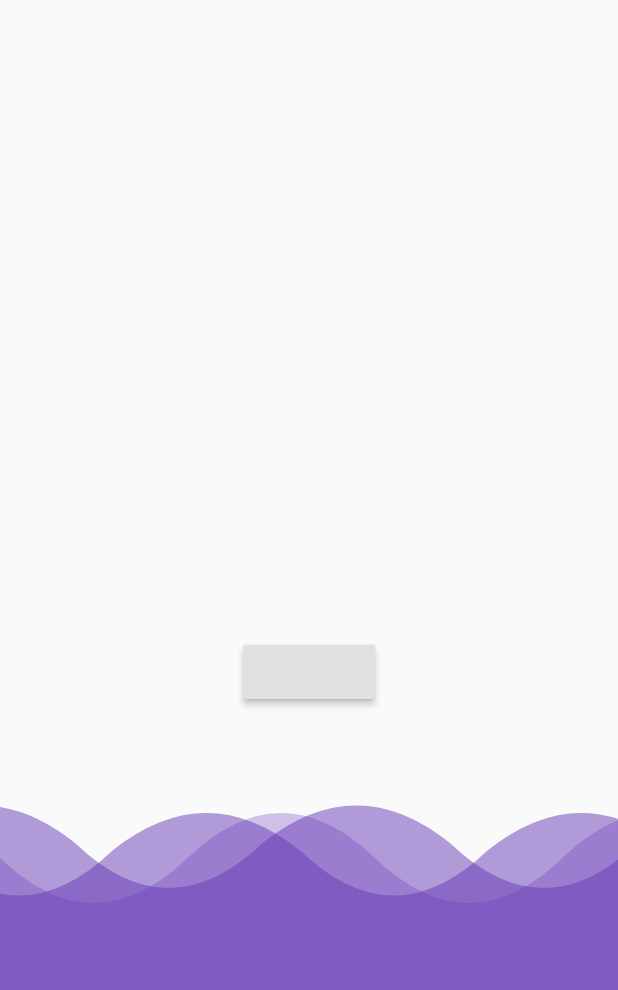
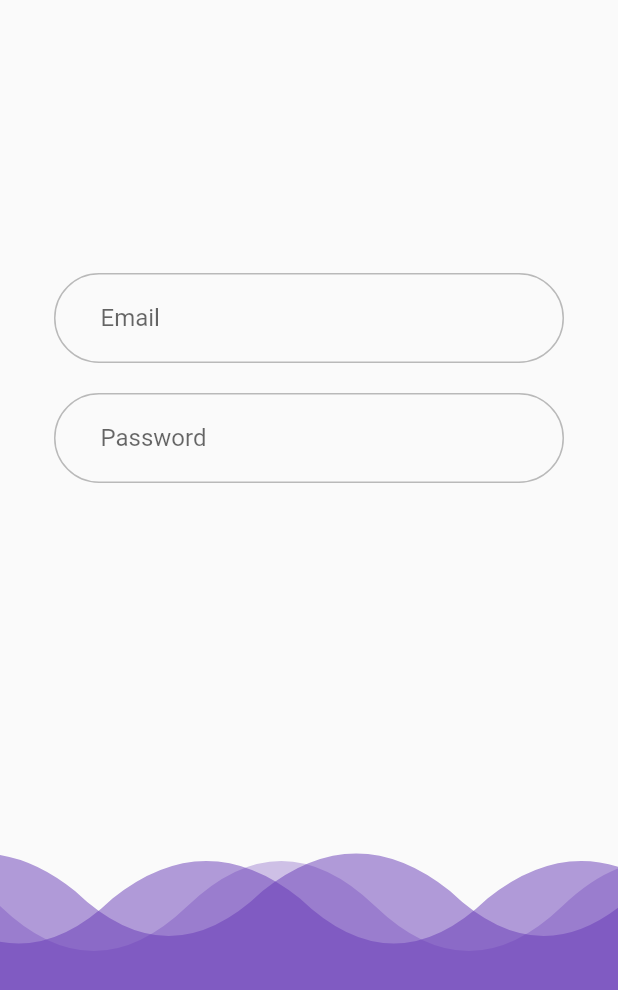
Before and after one commit to aman1210/FlutterUIChallenge, a Flutter app: the screen it shows after launch, on a phone screen of 412 x 824 dp. Shown: the top 990 px of the screen. Run offline on Flutter 3.47's test engine with Material 2 defaults, Android fonts, the phone set to English and light mode, and no system bars; our stand-ins replace carousel_slider, line_awesome_icons, simple_animations.

Commit message:
adding basic form

```diff
--- /dev/null
+++ b/WaveyLoginScreen/lib/loginForm.dart
@@ -0,0 +1,46 @@
+import 'package:flutter/material.dart';
+
+class LoginForm extends StatelessWidget {
+  GlobalKey _key;
+  @override
+  Widget build(BuildContext context) {
+    return Form(
+      key: _key,
+      child: Column(
+        mainAxisAlignment: MainAxisAlignment.center,
+        crossAxisAlignment: CrossAxisAlignment.center,
+        children: [
+          Container(
+            padding: const EdgeInsets.symmetric(horizontal: 30, vertical: 5),
+            decoration: BoxDecoration(
+              border: Border.all(
+                color: Colors.black26,
+              ),
+              borderRadius: BorderRadius.circular(30),
+            ),
+            child: TextFormField(
+              decoration:
+                  InputDecoration(hintText: 'Email', border: InputBorder.none),
+            ),
+          ),
+          SizedBox(
+            height: 20,
+          ),
+          Container(
+            padding: const EdgeInsets.symmetric(horizontal: 30, vertical: 5),
+            decoration: BoxDecoration(
+              border: Border.all(
+                color: Colors.black26,
+              ),
+              borderRadius: BorderRadius.circular(30),
+            ),
+            child: TextFormField(
+              decoration: InputDecoration(
+                  hintText: 'Password', border: InputBorder.none),
+            ),
+          ),
+        ],
+      ),
+    );
+  }
+}
--- a/WaveyLoginScreen/lib/loginPage.dart
+++ b/WaveyLoginScreen/lib/loginPage.dart
@@ -1,5 +1,6 @@
 import 'dart:math';
 
+import 'package:WaveyLoginScreen/loginForm.dart';
 import 'package:flutter/material.dart';
 
 class LoginScreen extends StatefulWidget {
@@ -51,15 +52,9 @@ class _LoginScreenState extends State<LoginScreen>
           child: Column(
             children: [
               Container(
-                height: size.height - 400,
+                height: size.height - 320,
                 width: 340,
-              ),
-              RaisedButton(
-                onPressed: () {
-                  slideDown(
-                    size.height,
-                  );
-                },
+                child: LoginForm(),
               ),
               Waves(animation: _animation),
               Container(
--- a/WaveyLoginScreen/lib/main.dart
+++ b/WaveyLoginScreen/lib/main.dart
@@ -16,6 +16,7 @@ class MyApp extends StatelessWidget {
       debugShowCheckedModeBanner: false,
       theme: ThemeData(
         primarySwatch: Colors.deepPurple,
+        accentColor: Colors.amber,
         visualDensity: VisualDensity.adaptivePlatformDensity,
       ),
       home: LoginScreen(),
```
